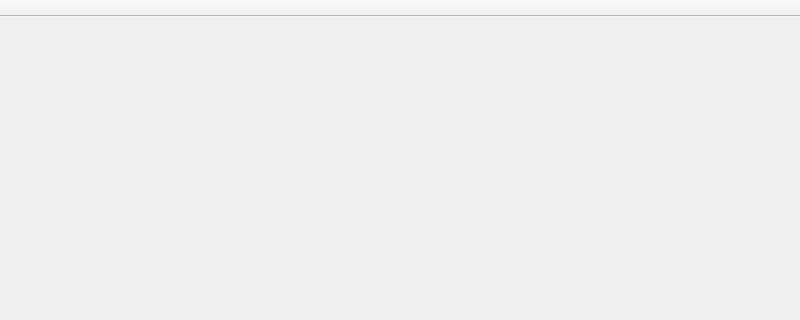
SADyCUNGSIDEI/Software, file gui/mainwindow.ui: the form before one commit; both pictures show x 0 to 800 and y 0 to 320 of the 800 by 600 pixel window.
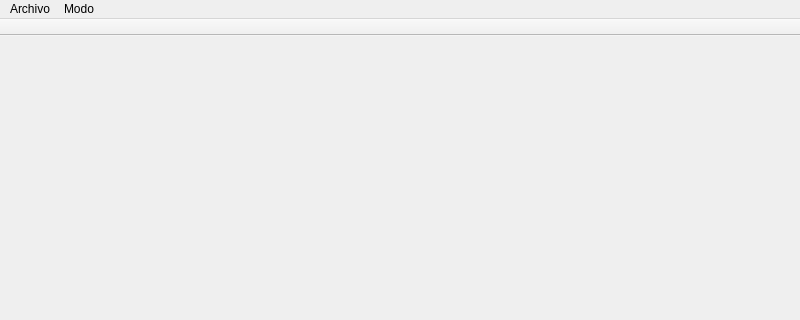
The form after the commit.

What changed in the file:
```diff
--- a/gui/mainwindow.ui
+++ b/gui/mainwindow.ui
@@ -28,6 +28,28 @@
      <height>27</height>
     </rect>
    </property>
+   <widget class="QMenu" name="menuArchivo">
+    <property name="title">
+     <string>Archivo</string>
+    </property>
+   </widget>
+   <widget class="QMenu" name="menuModo">
+    <property name="title">
+     <string>Modo</string>
+    </property>
+    <widget class="QMenu" name="menuMedicion">
+     <property name="title">
+      <string>Adquisicion de Datos</string>
+     </property>
+     <addaction name="actionAutomatizacion"/>
+     <addaction name="actionInstrumentacion"/>
+    </widget>
+    <addaction name="menuMedicion"/>
+    <addaction name="actionIntervalo_de_tiempo"/>
+    <addaction name="actionAutomatizacion_2"/>
+   </widget>
+   <addaction name="menuArchivo"/>
+   <addaction name="menuModo"/>
   </widget>
   <widget class="QStatusBar" name="statusbar"/>
   <widget class="QToolBar" name="toolBar">
```
Left out of the diff: 20 changed lines with no effect on the pictures.
